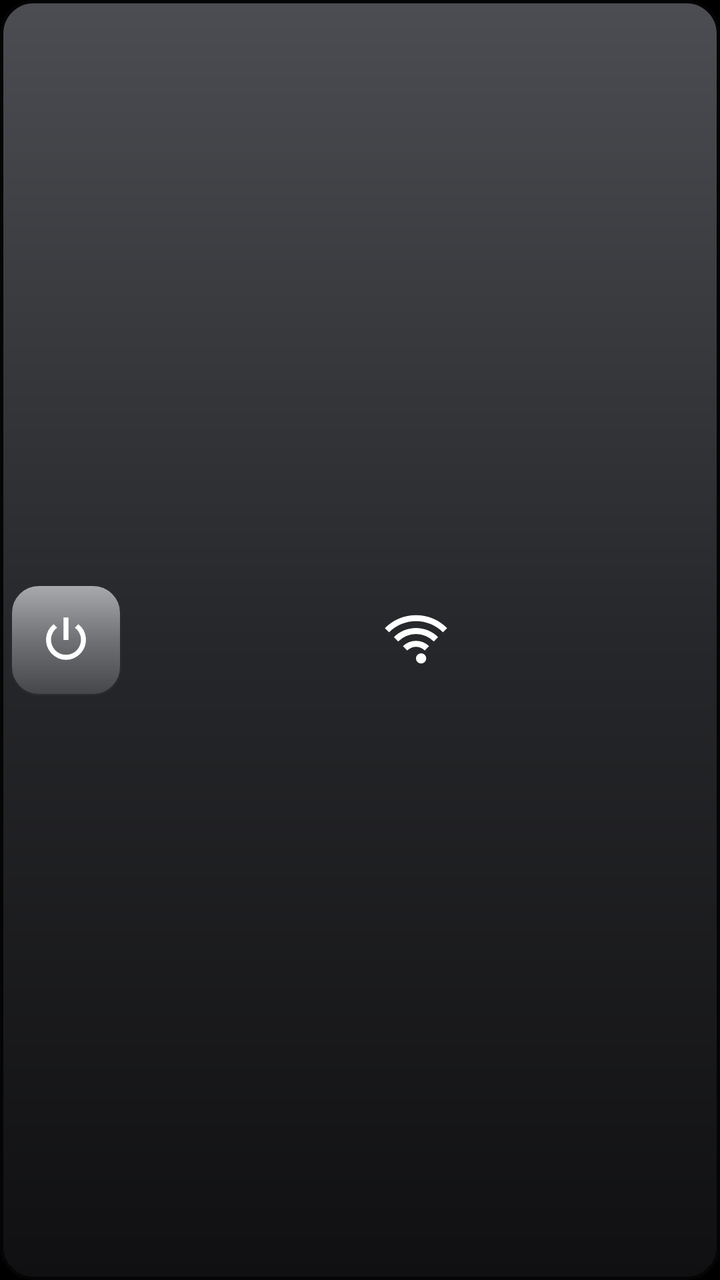
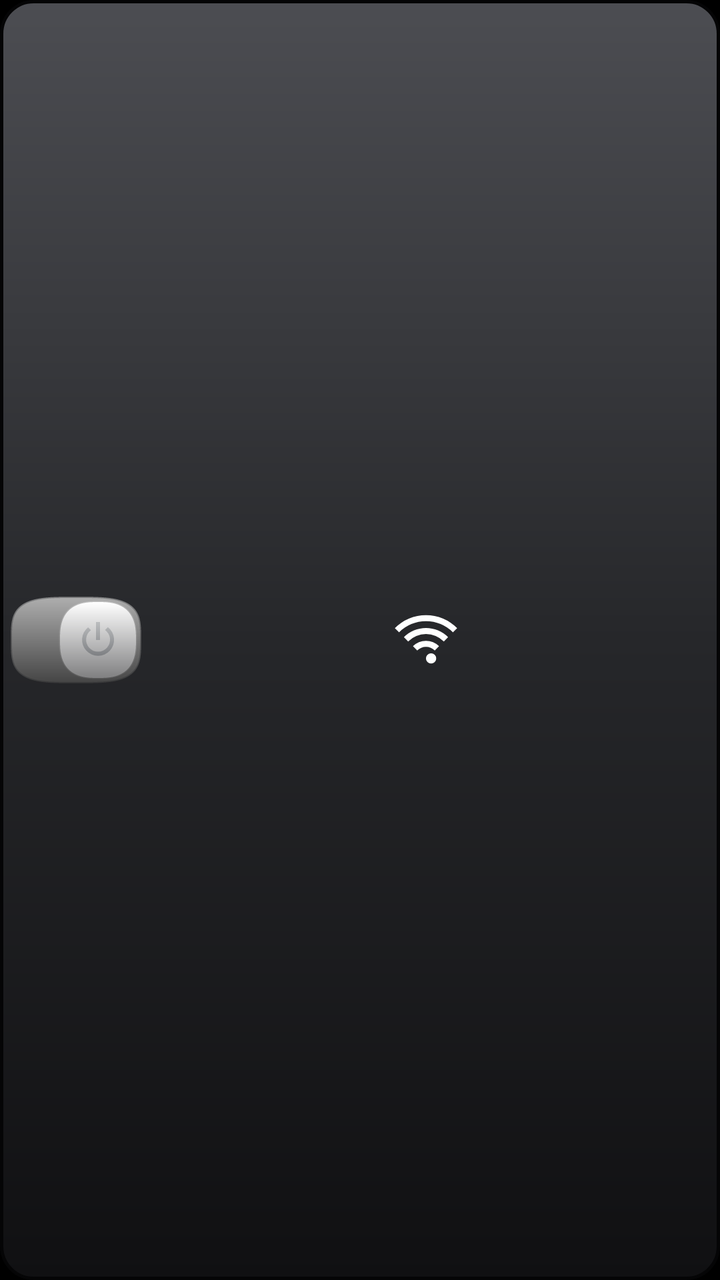

Screens rendered from an Android XML layout before and after an edit, with the pre-edit source and the edit as a unified diff.
<!-- AndroidManifest.xml: application theme Theme.EtesianLauncher -->
<!-- res/layout/bc_switch.xml -->
<?xml version="1.0" encoding="utf-8"?>
<LinearLayout xmlns:android="http://schemas.android.com/apk/res/android"
    android:id="@+id/bc_root" android:layout_width="match_parent" android:layout_height="match_parent"
    android:layout_gravity="center" android:background="@drawable/bc_pill" android:gravity="center_vertical"
    android:orientation="horizontal" android:padding="5dp">
    <FrameLayout android:id="@+id/bc_power" android:layout_width="56dp" android:layout_height="56dp" android:background="@drawable/bc_power_off">
        <ImageView android:layout_width="30dp" android:layout_height="30dp" android:layout_gravity="center" android:src="@drawable/bc_glyph_power"/>
    </FrameLayout>
    <FrameLayout android:id="@+id/bc_side" android:layout_width="0dp" android:layout_height="match_parent" android:layout_weight="1">
        <ImageView android:id="@+id/bc_side_glyph" android:layout_width="34dp" android:layout_height="34dp" android:layout_gravity="center"
            android:src="@drawable/bc_glyph_wifi"/>
        <TextView android:id="@+id/bc_count" android:layout_width="22dp" android:layout_height="22dp" android:layout_gravity="top|end"
            android:layout_marginTop="2dp" android:layout_marginEnd="6dp" android:background="@drawable/bc_badge" android:gravity="center"
            android:textColor="#FFFFFFFF" android:textSize="11sp" android:textStyle="bold" android:fontFamily="etesian-text" android:visibility="gone"/>
    </FrameLayout>
</LinearLayout>
<!-- resources referenced by this layout -->
<resources>
  <!-- drawable bc_badge (drawable) -->
  <?xml version="1.0" encoding="utf-8"?>
  <shape xmlns:android="http://schemas.android.com/apk/res/android" android:shape="oval">
      <gradient android:angle="270" android:startColor="#FF9AD24A" android:endColor="#FF4F8A14"/><stroke android:width="1.5dp" android:color="#FFFFFFFF"/></shape>
  <!-- drawable bc_glyph_power (drawable) -->
  <?xml version="1.0" encoding="utf-8"?>
  <vector xmlns:android="http://schemas.android.com/apk/res/android" android:width="24dp" android:height="24dp" android:viewportWidth="24" android:viewportHeight="24">
      <path android:fillColor="#FFFFFFFF" android:pathData="M11,3h2v9h-2zM7.05,5.64l1.41,1.41A6,6 0,1 0,15.54 7.05l1.41,-1.41A8,8 0,1 1,7.05 5.64z"/>
  </vector>
  <!-- drawable bc_glyph_wifi (drawable) -->
  <?xml version="1.0" encoding="utf-8"?>
  <vector xmlns:android="http://schemas.android.com/apk/res/android" android:width="24dp" android:height="24dp" android:viewportWidth="24" android:viewportHeight="24">
      <path android:fillColor="#FFFFFFFF" android:pathData="M12,18.5a1.8,1.8 0,1 1,0 0.01zM7.4,14.2l1.5,1.5a4.4,4.4 0,0 1,6.2 0l1.5,-1.5a6.5,6.5 0,0 0,-9.2 0zM4.2,11l1.5,1.5a8.9,8.9 0,0 1,12.6 0l1.5,-1.5a11,11 0,0 0,-15.6 0zM1,7.8l1.5,1.5a13.4,13.4 0,0 1,19 0L23,7.8a15.5,15.5 0,0 0,-22 0z"/>
  </vector>
  <!-- drawable bc_pill (drawable) -->
  <?xml version="1.0" encoding="utf-8"?>
  <layer-list xmlns:android="http://schemas.android.com/apk/res/android">
      <item><shape><gradient android:angle="270" android:startColor="#FF4C4D52" android:centerColor="#FF26272A" android:endColor="#FF101012"/>
          <corners android:radius="16dp"/><stroke android:width="1.5dp" android:color="#FF050506"/></shape></item>
  </layer-list>
  <!-- drawable bc_power_off (drawable) -->
  <?xml version="1.0" encoding="utf-8"?>
  <layer-list xmlns:android="http://schemas.android.com/apk/res/android">
      <item><shape><gradient android:angle="270" android:startColor="#FFA9AAAE" android:centerColor="#FF707175" android:endColor="#FF45464A"/>
          <corners android:radius="14dp"/><stroke android:width="1dp" android:color="#FF2A2A2C"/></shape></item>
  </layer-list>
  <style name="Theme.EtesianLauncher" parent="android:Theme.Material.NoActionBar">
          <item name="android:windowBackground">@android:color/black</item>
          <item name="android:colorBackground">@android:color/black</item>
          <item name="android:statusBarColor">@android:color/transparent</item>
          <item name="android:navigationBarColor">@android:color/transparent</item>
          <item name="android:windowLightStatusBar">false</item>
          <item name="android:windowShowWallpaper">false</item>
          <item name="android:colorAccent">#FF00A5E5</item>
      </style>
</resources>

<!-- the commit's change to res/layout/bc_switch.xml (unified diff, before → after) -->
@@ -3,9 +3,8 @@
     android:id="@+id/bc_root" android:layout_width="match_parent" android:layout_height="match_parent"
     android:layout_gravity="center" android:background="@drawable/bc_pill" android:gravity="center_vertical"
     android:orientation="horizontal" android:padding="5dp">
-    <FrameLayout android:id="@+id/bc_power" android:layout_width="56dp" android:layout_height="56dp" android:background="@drawable/bc_power_off">
-        <ImageView android:layout_width="30dp" android:layout_height="30dp" android:layout_gravity="center" android:src="@drawable/bc_glyph_power"/>
-    </FrameLayout>
+    
+    <FrameLayout android:id="@+id/bc_power" android:layout_width="66dp" android:layout_height="44dp" android:background="@drawable/bc_power_off"/>
     <FrameLayout android:id="@+id/bc_side" android:layout_width="0dp" android:layout_height="match_parent" android:layout_weight="1">
         <ImageView android:id="@+id/bc_side_glyph" android:layout_width="34dp" android:layout_height="34dp" android:layout_gravity="center"
             android:src="@drawable/bc_glyph_wifi"/>
<!-- resource entries referenced after the edit -->
@@ -4,11 +4,6 @@
   <?xml version="1.0" encoding="utf-8"?>
   <shape xmlns:android="http://schemas.android.com/apk/res/android" android:shape="oval">
       <gradient android:angle="270" android:startColor="#FF9AD24A" android:endColor="#FF4F8A14"/><stroke android:width="1.5dp" android:color="#FFFFFFFF"/></shape>
-  <!-- drawable bc_glyph_power (drawable) -->
-  <?xml version="1.0" encoding="utf-8"?>
-  <vector xmlns:android="http://schemas.android.com/apk/res/android" android:width="24dp" android:height="24dp" android:viewportWidth="24" android:viewportHeight="24">
-      <path android:fillColor="#FFFFFFFF" android:pathData="M11,3h2v9h-2zM7.05,5.64l1.41,1.41A6,6 0,1 0,15.54 7.05l1.41,-1.41A8,8 0,1 1,7.05 5.64z"/>
-  </vector>
   <!-- drawable bc_glyph_wifi (drawable) -->
   <?xml version="1.0" encoding="utf-8"?>
   <vector xmlns:android="http://schemas.android.com/apk/res/android" android:width="24dp" android:height="24dp" android:viewportWidth="24" android:viewportHeight="24">
@@ -20,12 +15,7 @@
       <item><shape><gradient android:angle="270" android:startColor="#FF4C4D52" android:centerColor="#FF26272A" android:endColor="#FF101012"/>
           <corners android:radius="16dp"/><stroke android:width="1.5dp" android:color="#FF050506"/></shape></item>
   </layer-list>
-  <!-- drawable bc_power_off (drawable) -->
-  <?xml version="1.0" encoding="utf-8"?>
-  <layer-list xmlns:android="http://schemas.android.com/apk/res/android">
-      <item><shape><gradient android:angle="270" android:startColor="#FFA9AAAE" android:centerColor="#FF707175" android:endColor="#FF45464A"/>
-          <corners android:radius="14dp"/><stroke android:width="1dp" android:color="#FF2A2A2C"/></shape></item>
-  </layer-list>
+  <!-- drawable bc_power_off: vector/xml drawable (drawable, 3662 chars, omitted) -->
   <style name="Theme.EtesianLauncher" parent="android:Theme.Material.NoActionBar">
           <item name="android:windowBackground">@android:color/black</item>
           <item name="android:colorBackground">@android:color/black</item>
